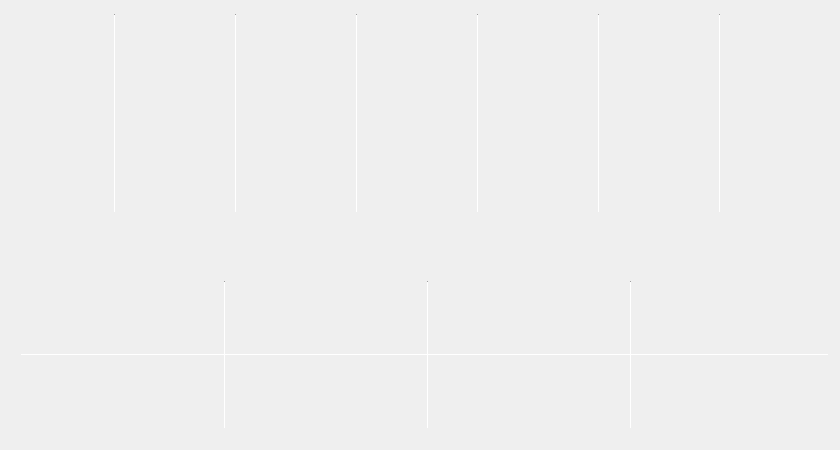
madoldman/indicator-china-weather, file src/informationwidget.ui: the form before one commit.
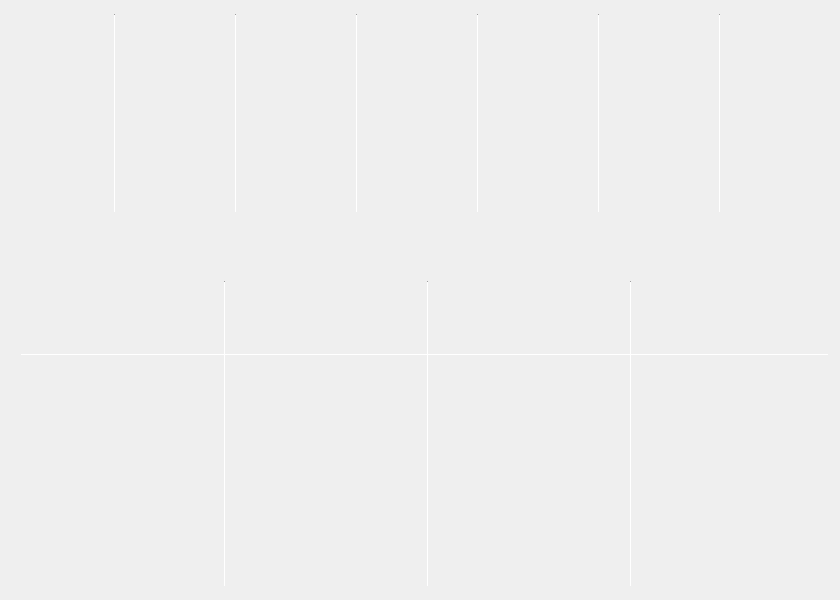
The form after the commit.

Diff of the .ui file:
```diff
--- a/src/informationwidget.ui
+++ b/src/informationwidget.ui
@@ -7,7 +7,7 @@
     <x>0</x>
     <y>0</y>
     <width>840</width>
-    <height>450</height>
+    <height>600</height>
    </rect>
   </property>
   <property name="windowTitle">
@@ -77,7 +77,7 @@
      <x>224</x>
      <y>281</y>
      <width>1</width>
-     <height>148</height>
+     <height>306</height>
     </rect>
    </property>
    <property name="orientation">
@@ -122,7 +122,7 @@
      <x>427</x>
      <y>281</y>
      <width>1</width>
-     <height>148</height>
+     <height>306</height>
     </rect>
    </property>
    <property name="orientation">
@@ -315,7 +315,7 @@
      <x>630</x>
      <y>281</y>
      <width>1</width>
-     <height>148</height>
+     <height>306</height>
     </rect>
    </property>
    <property name="orientation">
@@ -890,6 +890,456 @@
     <enum>Qt::Vertical</enum>
    </property>
   </widget>
+  <widget class="QLabel" name="lb_fishing">
+   <property name="geometry">
+    <rect>
+     <x>499</x>
+     <y>378</y>
+     <width>60</width>
+     <height>13</height>
+    </rect>
+   </property>
+   <property name="text">
+    <string/>
+   </property>
+   <property name="alignment">
+    <set>Qt::AlignCenter</set>
+   </property>
+  </widget>
+  <widget class="QLabel" name="lb_fishing_brf">
+   <property name="geometry">
+    <rect>
+     <x>504</x>
+     <y>395</y>
+     <width>50</width>
+     <height>19</height>
+    </rect>
+   </property>
+   <property name="text">
+    <string/>
+   </property>
+   <property name="alignment">
+    <set>Qt::AlignCenter</set>
+   </property>
+  </widget>
+  <widget class="QLabel" name="lb_fishing_icon">
+   <property name="geometry">
+    <rect>
+     <x>439</x>
+     <y>371</y>
+     <width>48</width>
+     <height>48</height>
+    </rect>
+   </property>
+   <property name="text">
+    <string/>
+   </property>
+  </widget>
+  <widget class="QLabel" name="lb_trav">
+   <property name="geometry">
+    <rect>
+     <x>702</x>
+     <y>378</y>
+     <width>60</width>
+     <height>13</height>
+    </rect>
+   </property>
+   <property name="text">
+    <string/>
+   </property>
+   <property name="alignment">
+    <set>Qt::AlignCenter</set>
+   </property>
+  </widget>
+  <widget class="QLabel" name="lb_trav_brf">
+   <property name="geometry">
+    <rect>
+     <x>707</x>
+     <y>395</y>
+     <width>50</width>
+     <height>19</height>
+    </rect>
+   </property>
+   <property name="text">
+    <string/>
+   </property>
+   <property name="alignment">
+    <set>Qt::AlignCenter</set>
+   </property>
+  </widget>
+  <widget class="QLabel" name="lb_trav_icon">
+   <property name="geometry">
+    <rect>
+     <x>642</x>
+     <y>371</y>
+     <width>48</width>
+     <height>48</height>
+    </rect>
+   </property>
+   <property name="text">
+    <string/>
+   </property>
+  </widget>
+  <widget class="QLabel" name="lb_allergy">
+   <property name="geometry">
+    <rect>
+     <x>78</x>
+     <y>457</y>
+     <width>85</width>
+     <height>13</height>
+    </rect>
+   </property>
+   <property name="text">
+    <string/>
+   </property>
+   <property name="alignment">
+    <set>Qt::AlignCenter</set>
+   </property>
+  </widget>
+  <widget class="QLabel" name="lb_allergy_brf">
+   <property name="geometry">
+    <rect>
+     <x>96</x>
+     <y>474</y>
+     <width>50</width>
+     <height>19</height>
+    </rect>
+   </property>
+   <property name="text">
+    <string/>
+   </property>
+   <property name="alignment">
+    <set>Qt::AlignCenter</set>
+   </property>
+  </widget>
+  <widget class="QLabel" name="lb_allergy_icon">
+   <property name="geometry">
+    <rect>
+     <x>33</x>
+     <y>450</y>
+     <width>48</width>
+     <height>48</height>
+    </rect>
+   </property>
+   <property name="text">
+    <string/>
+   </property>
+  </widget>
+  <widget class="QLabel" name="lb_comf">
+   <property name="geometry">
+    <rect>
+     <x>281</x>
+     <y>457</y>
+     <width>85</width>
+     <height>13</height>
+    </rect>
+   </property>
+   <property name="text">
+    <string/>
+   </property>
+   <property name="alignment">
+    <set>Qt::AlignCenter</set>
+   </property>
+  </widget>
+  <widget class="QLabel" name="lb_comf_brf">
+   <property name="geometry">
+    <rect>
+     <x>299</x>
+     <y>474</y>
+     <width>50</width>
+     <height>19</height>
+    </rect>
+   </property>
+   <property name="text">
+    <string/>
+   </property>
+   <property name="alignment">
+    <set>Qt::AlignCenter</set>
+   </property>
+  </widget>
+  <widget class="QLabel" name="lb_comf_icon">
+   <property name="geometry">
+    <rect>
+     <x>236</x>
+     <y>450</y>
+     <width>48</width>
+     <height>48</height>
+    </rect>
+   </property>
+   <property name="text">
+    <string/>
+   </property>
+  </widget>
+  <widget class="QLabel" name="lb_ac">
+   <property name="geometry">
+    <rect>
+     <x>486</x>
+     <y>457</y>
+     <width>85</width>
+     <height>13</height>
+    </rect>
+   </property>
+   <property name="text">
+    <string/>
+   </property>
+   <property name="alignment">
+    <set>Qt::AlignCenter</set>
+   </property>
+  </widget>
+  <widget class="QLabel" name="lb_ac_brf">
+   <property name="geometry">
+    <rect>
+     <x>504</x>
+     <y>474</y>
+     <width>50</width>
+     <height>19</height>
+    </rect>
+   </property>
+   <property name="text">
+    <string/>
+   </property>
+   <property name="alignment">
+    <set>Qt::AlignCenter</set>
+   </property>
+  </widget>
+  <widget class="QLabel" name="lb_ac_icon">
+   <property name="geometry">
+    <rect>
+     <x>439</x>
+     <y>450</y>
+     <width>48</width>
+     <height>48</height>
+    </rect>
+   </property>
+   <property name="text">
+    <string/>
+   </property>
+  </widget>
+  <widget class="QLabel" name="lb_gl">
+   <property name="geometry">
+    <rect>
+     <x>689</x>
+     <y>457</y>
+     <width>85</width>
+     <height>13</height>
+    </rect>
+   </property>
+   <property name="text">
+    <string/>
+   </property>
+   <property name="alignment">
+    <set>Qt::AlignCenter</set>
+   </property>
+  </widget>
+  <widget class="QLabel" name="lb_gl_brf">
+   <property name="geometry">
+    <rect>
+     <x>707</x>
+     <y>474</y>
+     <width>50</width>
+     <height>19</height>
+    </rect>
+   </property>
+   <property name="text">
+    <string/>
+   </property>
+   <property name="alignment">
+    <set>Qt::AlignCenter</set>
+   </property>
+  </widget>
+  <widget class="QLabel" name="lb_gl_icon">
+   <property name="geometry">
+    <rect>
+     <x>642</x>
+     <y>450</y>
+     <width>48</width>
+     <height>48</height>
+    </rect>
+   </property>
+   <property name="text">
+    <string/>
+   </property>
+  </widget>
+  <widget class="QLabel" name="lb_mu">
+   <property name="geometry">
+    <rect>
+     <x>91</x>
+     <y>536</y>
+     <width>60</width>
+     <height>13</height>
+    </rect>
+   </property>
+   <property name="text">
+    <string/>
+   </property>
+   <property name="alignment">
+    <set>Qt::AlignCenter</set>
+   </property>
+  </widget>
+  <widget class="QLabel" name="lb_mu_brf">
+   <property name="geometry">
+    <rect>
+     <x>96</x>
+     <y>553</y>
+     <width>50</width>
+     <height>19</height>
+    </rect>
+   </property>
+   <property name="text">
+    <string/>
+   </property>
+   <property name="alignment">
+    <set>Qt::AlignCenter</set>
+   </property>
+  </widget>
+  <widget class="QLabel" name="lb_mu_icon">
+   <property name="geometry">
+    <rect>
+     <x>33</x>
+     <y>529</y>
+     <width>48</width>
+     <height>48</height>
+    </rect>
+   </property>
+   <property name="text">
+    <string/>
+   </property>
+  </widget>
+  <widget class="QLabel" name="lb_dc">
+   <property name="geometry">
+    <rect>
+     <x>294</x>
+     <y>536</y>
+     <width>60</width>
+     <height>13</height>
+    </rect>
+   </property>
+   <property name="text">
+    <string/>
+   </property>
+   <property name="alignment">
+    <set>Qt::AlignCenter</set>
+   </property>
+  </widget>
+  <widget class="QLabel" name="lb_dc_brf">
+   <property name="geometry">
+    <rect>
+     <x>299</x>
+     <y>553</y>
+     <width>50</width>
+     <height>19</height>
+    </rect>
+   </property>
+   <property name="text">
+    <string/>
+   </property>
+   <property name="alignment">
+    <set>Qt::AlignCenter</set>
+   </property>
+  </widget>
+  <widget class="QLabel" name="lb_dc_icon">
+   <property name="geometry">
+    <rect>
+     <x>236</x>
+     <y>529</y>
+     <width>48</width>
+     <height>48</height>
+    </rect>
+   </property>
+   <property name="text">
+    <string/>
+   </property>
+  </widget>
+  <widget class="QLabel" name="lb_ptfc">
+   <property name="geometry">
+    <rect>
+     <x>499</x>
+     <y>536</y>
+     <width>60</width>
+     <height>13</height>
+    </rect>
+   </property>
+   <property name="text">
+    <string/>
+   </property>
+   <property name="alignment">
+    <set>Qt::AlignCenter</set>
+   </property>
+  </widget>
+  <widget class="QLabel" name="lb_ptfc_brf">
+   <property name="geometry">
+    <rect>
+     <x>504</x>
+     <y>553</y>
+     <width>50</width>
+     <height>19</height>
+    </rect>
+   </property>
+   <property name="text">
+    <string/>
+   </property>
+   <property name="alignment">
+    <set>Qt::AlignCenter</set>
+   </property>
+  </widget>
+  <widget class="QLabel" name="lb_ptfc_icon">
+   <property name="geometry">
+    <rect>
+     <x>439</x>
+     <y>529</y>
+     <width>48</width>
+     <height>48</height>
+    </rect>
+   </property>
+   <property name="text">
+    <string/>
+   </property>
+  </widget>
+  <widget class="QLabel" name="lb_spi">
+   <property name="geometry">
+    <rect>
+     <x>702</x>
+     <y>536</y>
+     <width>60</width>
+     <height>13</height>
+    </rect>
+   </property>
+   <property name="text">
+    <string/>
+   </property>
+   <property name="alignment">
+    <set>Qt::AlignCenter</set>
+   </property>
+  </widget>
+  <widget class="QLabel" name="lb_spi_brf">
+   <property name="geometry">
+    <rect>
+     <x>707</x>
+     <y>553</y>
+     <width>50</width>
+     <height>19</height>
+    </rect>
+   </property>
+   <property name="text">
+    <string/>
+   </property>
+   <property name="alignment">
+    <set>Qt::AlignCenter</set>
+   </property>
+  </widget>
+  <widget class="QLabel" name="lb_spi_icon">
+   <property name="geometry">
+    <rect>
+     <x>642</x>
+     <y>529</y>
+     <width>48</width>
+     <height>48</height>
+    </rect>
+   </property>
+   <property name="text">
+    <string/>
+   </property>
+  </widget>
  </widget>
  <resources/>
  <connections/>
```
